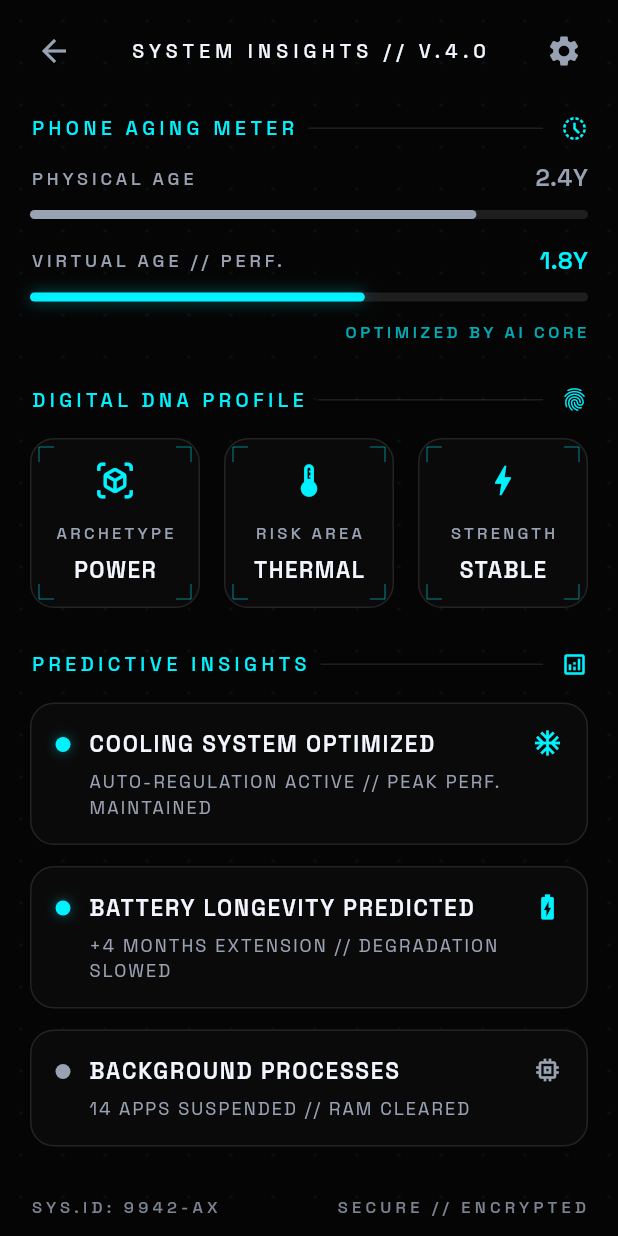
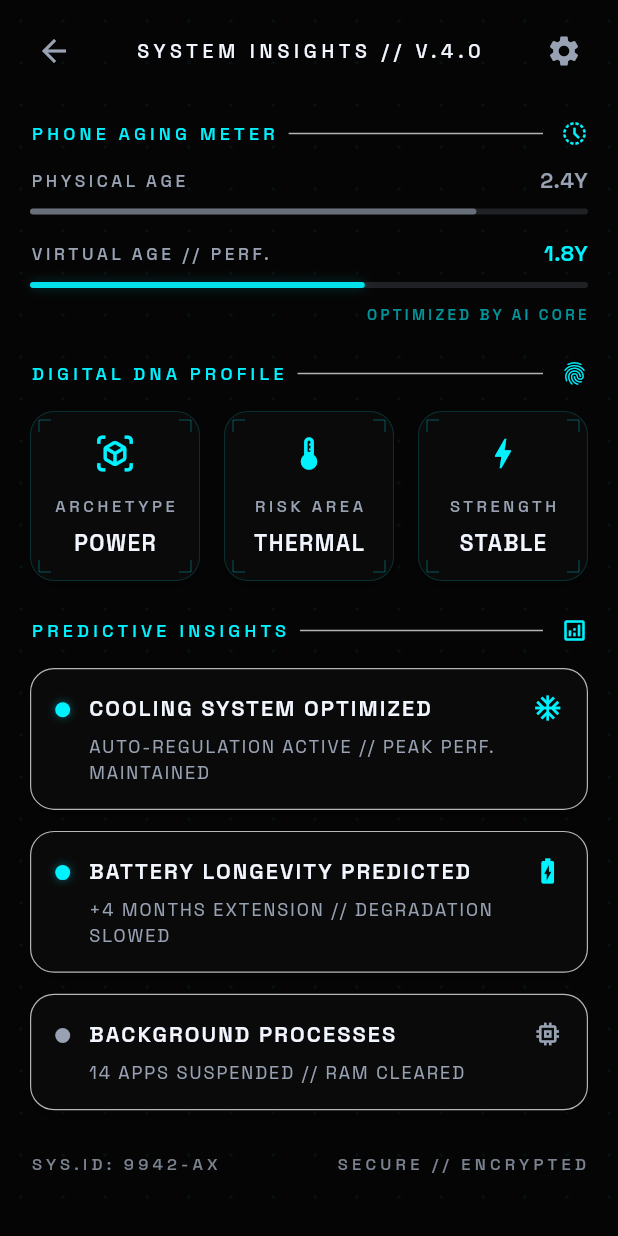
Before and after one commit to The-mean/webplanpro, a Flutter app: the InsightsScreen screen opened directly, on a phone screen of 412 x 824 dp. Run offline on Flutter 3.47's test engine with Material 3 defaults, Android fonts, the phone set to English and light mode, and no system bars; our stand-ins replace flutter_riverpod, go_router, google_fonts, hive, hive_flutter, in_app_purchase; accounts and stored records are empty; generated files the repository leaves out were written again.

Commit message:
Refine insights HUD styling
Co-authored-by: ehadbal80 <ehadbal80@gmail.com>

```diff
--- a/wedplanpro/smart_phone_status/lib/features/insights/insights_screen.dart
+++ b/wedplanpro/smart_phone_status/lib/features/insights/insights_screen.dart
@@ -32,15 +32,15 @@ class InsightsScreen extends StatelessWidget {
                     child: Column(
                       crossAxisAlignment: CrossAxisAlignment.start,
                       children: const [
-                        SizedBox(height: 8),
+                        SizedBox(height: 12),
                         AgingMeterSection(),
+                        SizedBox(height: 24),
+                        DigitalDnaSection(),
+                        SizedBox(height: 24),
+                        PredictiveInsightsSection(),
                         SizedBox(height: 28),
-                        DigitalDnaSection(),
-                        SizedBox(height: 28),
-                        PredictiveInsightsSection(),
-                        SizedBox(height: 32),
                         InsightsFooter(),
-                        SizedBox(height: 24),
+                        SizedBox(height: 20),
                       ],
                     ),
                   ),
--- a/wedplanpro/smart_phone_status/lib/features/insights/widgets/aging_meter_section.dart
+++ b/wedplanpro/smart_phone_status/lib/features/insights/widgets/aging_meter_section.dart
@@ -14,8 +14,11 @@ class AgingMeterSection extends StatelessWidget {
       children: [
         _SectionHeader(
           title: 'PHONE AGING METER',
-          trailing: const Icon(Icons.history_toggle_off,
-              size: 18, color: AppColors.neonCyan),
+          trailing: const Icon(
+            Icons.history_toggle_off,
+            size: 18,
+            color: AppColors.neonCyan,
+          ),
         ),
         const SizedBox(height: 12),
         const _MeterRow(
@@ -31,15 +34,15 @@ class AgingMeterSection extends StatelessWidget {
           progress: 0.6,
           active: true,
         ),
-        const SizedBox(height: 12),
+        const SizedBox(height: 10),
         Align(
           alignment: Alignment.centerRight,
           child: Text(
             'OPTIMIZED BY AI CORE',
             style: AppText.hudLabel.copyWith(
-              fontSize: 11,
-              letterSpacing: 2.4,
-              color: AppColors.neonCyan.withOpacity(0.7),
+              fontSize: 10,
+              letterSpacing: 2.2,
+              color: AppColors.neonCyan.withOpacity(0.6),
             ),
           ),
         ),
@@ -61,8 +64,8 @@ class _SectionHeader extends StatelessWidget {
         Text(
           title,
           style: AppText.hudLabel.copyWith(
-            fontSize: 13,
-            letterSpacing: 3,
+            fontSize: 12,
+            letterSpacing: 2.8,
             color: AppColors.neonCyan,
           ),
         ),
@@ -70,7 +73,7 @@ class _SectionHeader extends StatelessWidget {
         Expanded(
           child: Container(
             height: 1,
-            color: AppColors.cardBorder,
+            color: AppColors.cardBorder.withOpacity(0.7),
           ),
         ),
         const SizedBox(width: 12),
@@ -104,8 +107,8 @@ class _MeterRow extends StatelessWidget {
             Text(
               label,
               style: AppText.hudLabel.copyWith(
-                fontSize: 12,
-                letterSpacing: 2.6,
+                fontSize: 11.5,
+                letterSpacing: 2.4,
                 color: AppColors.textMuted,
               ),
             ),
@@ -113,13 +116,13 @@ class _MeterRow extends StatelessWidget {
             Text(
               value,
               style: AppText.title.copyWith(
-                fontSize: 16,
+                fontSize: 14.5,
                 color: valueColor,
               ),
             ),
           ],
         ),
-        const SizedBox(height: 10),
+        const SizedBox(height: 8),
         _ThinBar(progress: progress, active: active),
       ],
     );
@@ -148,7 +151,7 @@ class _ThinBarState extends State<_ThinBar>
       vsync: this,
       duration: const Duration(milliseconds: 3600),
     )..repeat(reverse: true);
-    _glow = Tween<double>(begin: 0.2, end: 0.5).animate(
+    _glow = Tween<double>(begin: 0.12, end: 0.28).animate(
       CurvedAnimation(parent: _controller, curve: Curves.easeInOut),
     );
   }
@@ -169,27 +172,27 @@ class _ThinBarState extends State<_ThinBar>
           builder: (context, constraints) {
             final barWidth = constraints.maxWidth;
             return Container(
-              height: 6,
+              height: 4,
               decoration: BoxDecoration(
-                color: AppColors.cardBorder,
+                color: AppColors.textMuted.withOpacity(0.18),
                 borderRadius: BorderRadius.circular(AppSpacing.radius),
               ),
               child: Align(
                 alignment: Alignment.centerLeft,
                 child: Container(
-                  height: 6,
+                  height: 4,
                   width: barWidth * widget.progress,
                   decoration: BoxDecoration(
                     color: widget.active
-                        ? AppColors.neonCyan
-                        : AppColors.textMuted,
+                        ? AppColors.neonCyan.withOpacity(0.9)
+                        : AppColors.textMuted.withOpacity(0.6),
                     borderRadius: BorderRadius.circular(AppSpacing.radius),
                     boxShadow: widget.active
                         ? [
                             BoxShadow(
                               color: AppColors.neonCyan
                                   .withOpacity(glowOpacity),
-                              blurRadius: 8,
+                              blurRadius: 5,
                               spreadRadius: 0,
                             ),
                           ]
--- a/wedplanpro/smart_phone_status/lib/features/insights/widgets/digital_dna_section.dart
+++ b/wedplanpro/smart_phone_status/lib/features/insights/widgets/digital_dna_section.dart
@@ -1,7 +1,6 @@
 import 'package:flutter/material.dart';
 
 import 'package:smart_phone_status/ui/theme/app_colors.dart';
-import 'package:smart_phone_status/ui/theme/app_shadows.dart';
 import 'package:smart_phone_status/ui/theme/app_spacing.dart';
 import 'package:smart_phone_status/ui/theme/app_text.dart';
 
@@ -15,8 +14,11 @@ class DigitalDnaSection extends StatelessWidget {
       children: [
         _SectionHeader(
           title: 'DIGITAL DNA PROFILE',
-          trailing: const Icon(Icons.fingerprint,
-              size: 18, color: AppColors.neonCyan),
+          trailing: const Icon(
+            Icons.fingerprint,
+            size: 18,
+            color: AppColors.neonCyan,
+          ),
         ),
         const SizedBox(height: 16),
         Row(
@@ -73,8 +75,17 @@ class HudModuleCard extends StatelessWidget {
             decoration: BoxDecoration(
               color: AppColors.card,
               borderRadius: BorderRadius.circular(AppSpacing.radius),
-              border: Border.all(color: AppColors.cardBorder),
-              boxShadow: AppShadows.softCard,
+              border: Border.all(
+                color: AppColors.neonCyan.withOpacity(0.16),
+                width: 0.7,
+              ),
+              boxShadow: [
+                BoxShadow(
+                  color: Colors.black.withOpacity(0.25),
+                  blurRadius: 4,
+                  offset: const Offset(0, 4),
+                ),
+              ],
             ),
           ),
           const _CornerAccents(),
@@ -88,7 +99,7 @@ class HudModuleCard extends StatelessWidget {
                   title,
                   style: AppText.hudLabel.copyWith(
                     fontSize: 11,
-                    letterSpacing: 2.2,
+                    letterSpacing: 2.4,
                     color: AppColors.textMuted,
                   ),
                 ),
@@ -130,9 +141,9 @@ class _CornerPainter extends CustomPainter {
   @override
   void paint(Canvas canvas, Size size) {
     final paint = Paint()
-      ..color = AppColors.neonCyan.withOpacity(0.35)
+      ..color = AppColors.neonCyan.withOpacity(0.22)
       ..strokeWidth = 1;
-    const length = 10.0;
+    const length = 8.0;
 
     // Top-left
     canvas.drawLine(const Offset(0, 0), const Offset(length, 0), paint);
@@ -192,8 +203,8 @@ class _SectionHeader extends StatelessWidget {
         Text(
           title,
           style: AppText.hudLabel.copyWith(
-            fontSize: 13,
-            letterSpacing: 3,
+            fontSize: 12,
+            letterSpacing: 2.8,
             color: AppColors.neonCyan,
           ),
         ),
@@ -201,7 +212,7 @@ class _SectionHeader extends StatelessWidget {
         Expanded(
           child: Container(
             height: 1,
-            color: AppColors.cardBorder,
+            color: AppColors.cardBorder.withOpacity(0.7),
           ),
         ),
         const SizedBox(width: 12),
--- a/wedplanpro/smart_phone_status/lib/features/insights/widgets/insight_card.dart
+++ b/wedplanpro/smart_phone_status/lib/features/insights/widgets/insight_card.dart
@@ -1,7 +1,6 @@
 import 'package:flutter/material.dart';
 
 import 'package:smart_phone_status/ui/theme/app_colors.dart';
-import 'package:smart_phone_status/ui/theme/app_shadows.dart';
 import 'package:smart_phone_status/ui/theme/app_spacing.dart';
 import 'package:smart_phone_status/ui/theme/app_text.dart';
 
@@ -30,8 +29,17 @@ class InsightCard extends StatelessWidget {
       decoration: BoxDecoration(
         color: AppColors.card,
         borderRadius: BorderRadius.circular(AppSpacing.radius),
-        border: Border.all(color: AppColors.cardBorder),
-        boxShadow: AppShadows.softCard,
+        border: Border.all(
+          color: AppColors.cardBorder.withOpacity(0.7),
+          width: 0.8,
+        ),
+        boxShadow: [
+          BoxShadow(
+            color: Colors.black.withOpacity(0.25),
+            blurRadius: 6,
+            offset: const Offset(0, 4),
+          ),
+        ],
       ),
       child: Row(
         crossAxisAlignment: CrossAxisAlignment.start,
@@ -47,7 +55,7 @@ class InsightCard extends StatelessWidget {
                   ? [
                       BoxShadow(
                         color: accent.withOpacity(0.4),
-                        blurRadius: 6,
+                        blurRadius: 4,
                       ),
                     ]
                   : null,
@@ -61,8 +69,8 @@ class InsightCard extends StatelessWidget {
                 Text(
                   title,
                   style: AppText.title.copyWith(
-                    fontSize: 15,
-                    letterSpacing: 1.2,
+                    fontSize: 14.5,
+                    letterSpacing: 1.4,
                     color: AppColors.textPrimary,
                   ),
                 ),
@@ -71,7 +79,7 @@ class InsightCard extends StatelessWidget {
                   subtitle,
                   style: AppText.bodyMuted.copyWith(
                     fontSize: 12,
-                    letterSpacing: 1.4,
+                    letterSpacing: 1.3,
                     height: 1.4,
                   ),
                 ),
--- a/wedplanpro/smart_phone_status/lib/features/insights/widgets/insights_top_bar.dart
+++ b/wedplanpro/smart_phone_status/lib/features/insights/widgets/insights_top_bar.dart
@@ -24,7 +24,7 @@ class InsightsTopBar extends StatelessWidget {
                 'SYSTEM INSIGHTS // V.4.0',
                 style: AppText.hudLabel.copyWith(
                   fontSize: 13,
-                  letterSpacing: 3.5,
+                  letterSpacing: 3.2,
                   color: AppColors.textPrimary,
                 ),
               ),
--- a/wedplanpro/smart_phone_status/lib/features/insights/widgets/predictive_insights_section.dart
+++ b/wedplanpro/smart_phone_status/lib/features/insights/widgets/predictive_insights_section.dart
@@ -56,8 +56,8 @@ class _SectionHeader extends StatelessWidget {
         Text(
           title,
           style: AppText.hudLabel.copyWith(
-            fontSize: 13,
-            letterSpacing: 3,
+            fontSize: 12,
+            letterSpacing: 2.8,
             color: AppColors.neonCyan,
           ),
         ),
@@ -65,7 +65,7 @@ class _SectionHeader extends StatelessWidget {
         Expanded(
           child: Container(
             height: 1,
-            color: AppColors.cardBorder,
+            color: AppColors.cardBorder.withOpacity(0.7),
           ),
         ),
         const SizedBox(width: 12),
```
